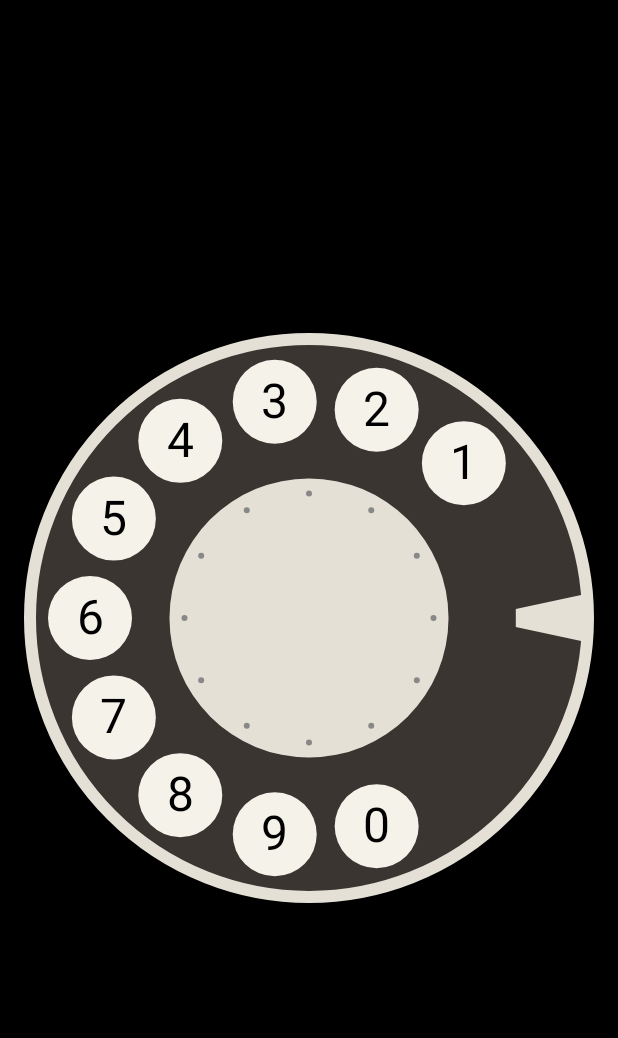
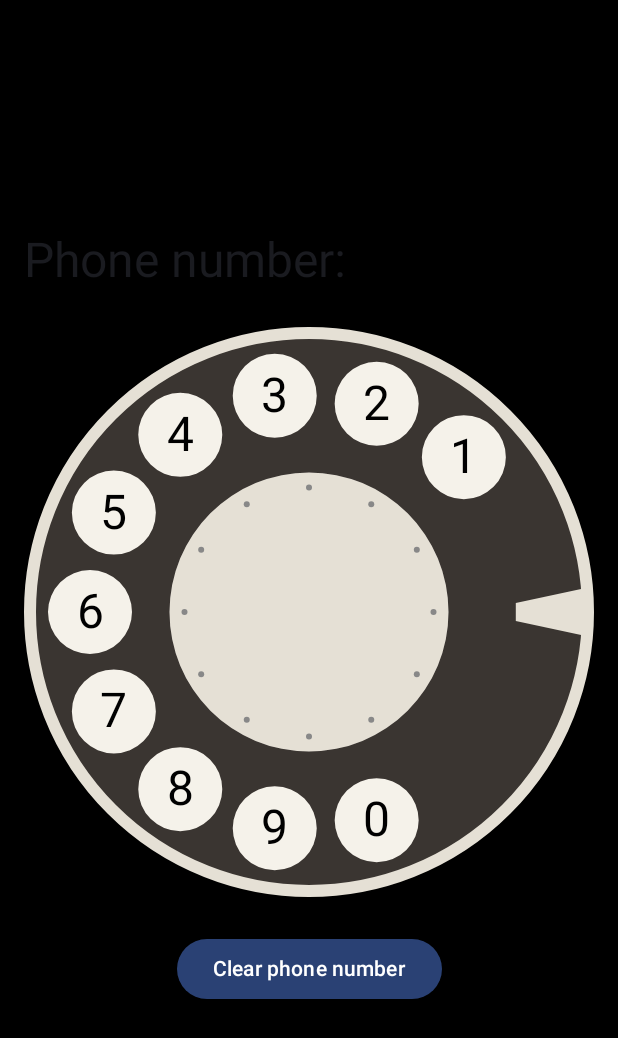
Before and after one commit to NoXis82/CustomLayoutApp, an Android app built with Jetpack Compose: the screen it shows after launch (MainActivity), on a phone screen of 412 x 824 dp. Shown: the top 1038 px of the screen. Run offline under Robolectric (Android 15) with nearby library versions, the phone set to English and light mode, and no system bars.

Commit message:
бонус

```diff
--- a/app/src/main/java/ru/noxis/customlayoutapp/MainActivity.kt
+++ b/app/src/main/java/ru/noxis/customlayoutapp/MainActivity.kt
@@ -6,10 +6,13 @@ import androidx.activity.compose.setContent
 import androidx.activity.enableEdgeToEdge
 import androidx.compose.foundation.BorderStroke
 import androidx.compose.foundation.background
+import androidx.compose.foundation.layout.Arrangement
 import androidx.compose.foundation.layout.Box
+import androidx.compose.foundation.layout.Column
 import androidx.compose.foundation.layout.fillMaxSize
 import androidx.compose.foundation.layout.fillMaxWidth
 import androidx.compose.foundation.layout.padding
+import androidx.compose.material3.Button
 import androidx.compose.material3.Card
 import androidx.compose.material3.CardDefaults
 import androidx.compose.material3.MaterialTheme
@@ -17,6 +20,10 @@ import androidx.compose.material3.OutlinedCard
 import androidx.compose.material3.Scaffold
 import androidx.compose.material3.Text
 import androidx.compose.runtime.Composable
+import androidx.compose.runtime.getValue
+import androidx.compose.runtime.mutableStateOf
+import androidx.compose.runtime.remember
+import androidx.compose.runtime.setValue
 import androidx.compose.ui.Alignment
 import androidx.compose.ui.Modifier
 import androidx.compose.ui.graphics.Color
@@ -53,7 +60,37 @@ class MainActivity : ComponentActivity() {
                             .background(Color.Black),
                         contentAlignment = Alignment.Center
                     ) {
-                        OldPhone(modifier = Modifier.padding(16.dp))
+                        Column(
+                            horizontalAlignment = Alignment.CenterHorizontally,
+                            verticalArrangement = Arrangement.spacedBy(8.dp),
+                        ) {
+
+                            var phoneNumber by remember { mutableStateOf("") }
+
+                            Text(
+                                modifier = Modifier
+                                    .align(Alignment.Start)
+                                    .padding(
+                                        horizontal = 16.dp,
+                                    ),
+                                text = "Phone number: $phoneNumber",
+                                style = MaterialTheme.typography.headlineLarge,
+                            )
+
+                            OldPhone(modifier = Modifier.padding(16.dp)) { digit ->
+                                phoneNumber += digit
+                            }
+
+                            Button(
+                                onClick = {
+                                    phoneNumber = ""
+                                }
+                            ) {
+                                Text(
+                                    text = "Clear phone number",
+                                )
+                            }
+                        }
                     }
                 }
             }
@@ -72,9 +109,3 @@ fun CardText(msg: String) {
         Text(modifier = Modifier.padding(4.dp), text = msg)
     }
 }
-
-@Preview
-@Composable
-fun CardTextPreview() {
-    CardText("Test")
-}
```
Also changed, not shown: app/src/main/java/ru/noxis/customlayoutapp/components/OldPhone.kt (+10 -1 lines), 1 other file.
